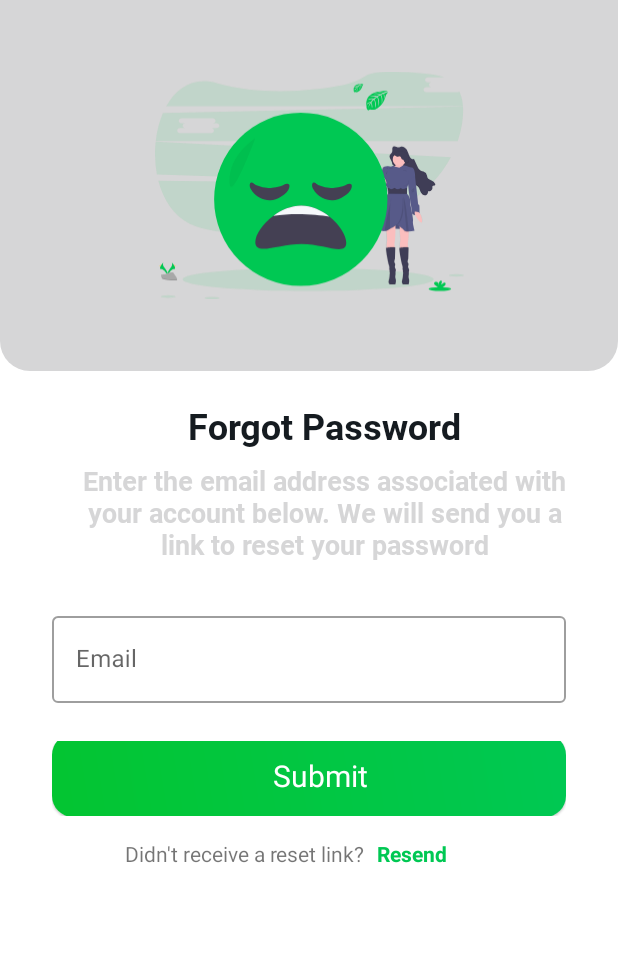
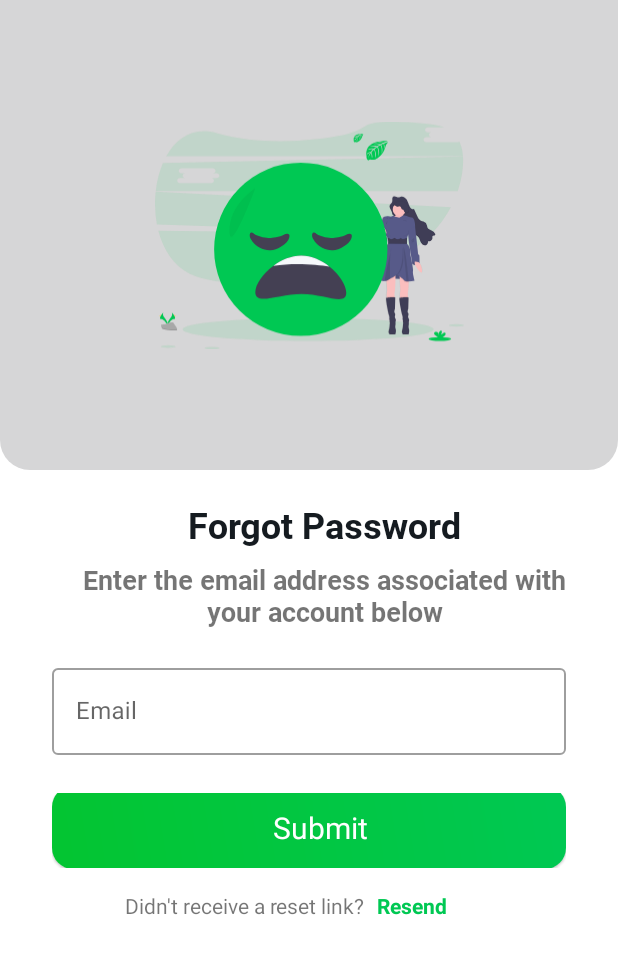
Before and after one commit to jmngige/BuyIt, an Android app: the ForgotPasswordFragment screen opened through its navigation route, on a phone screen of 412 x 824 dp. Shown: the top 954 px of the screen. Run offline under Robolectric (Android 15) with nearby library versions, the phone set to English and light mode, and no system bars; our stand-ins replace Firebase (no records; nobody signed in at launch, a user with empty details on screens opened directly), navigation-ui.

Commit message:
Fixing Ui issues

```diff
--- a/app/src/main/java/com/starsolns/e_shop/ui/fragments/ForgotPasswordFragment.kt
+++ b/app/src/main/java/com/starsolns/e_shop/ui/fragments/ForgotPasswordFragment.kt
@@ -8,7 +8,11 @@ import androidx.fragment.app.Fragment
 import android.view.LayoutInflater
 import android.view.View
 import android.view.ViewGroup
+import android.view.WindowManager
 import android.widget.Toast
+import androidx.core.view.ViewCompat
+import androidx.core.view.WindowInsetsCompat
+import androidx.core.view.WindowInsetsControllerCompat
 import androidx.navigation.fragment.findNavController
 import com.google.firebase.auth.FirebaseAuth
 import com.google.firebase.auth.ktx.auth
@@ -33,6 +37,14 @@ class ForgotPasswordFragment : Fragment() {
     ): View? {
         // Inflate the layout for this fragment
         _binding = FragmentForgotPasswordBinding.inflate(layoutInflater, container, false)
+
+        val windowInsetsController = ViewCompat.getWindowInsetsController(requireActivity().window.decorView)
+        windowInsetsController?.show(WindowInsetsCompat.Type.statusBars())
+
+        requireActivity().window.setFlags(
+            WindowManager.LayoutParams.FLAG_LAYOUT_NO_LIMITS,
+            WindowManager.LayoutParams.FLAG_LAYOUT_NO_LIMITS)
+
 
         auth = Firebase.auth
 
--- a/app/src/main/res/layout/fragment_forgot_password.xml
+++ b/app/src/main/res/layout/fragment_forgot_password.xml
@@ -4,6 +4,7 @@
     xmlns:tools="http://schemas.android.com/tools"
     android:layout_width="match_parent"
     android:layout_height="match_parent"
+    android:fitsSystemWindows="true"
     tools:context=".ui.fragments.ForgotPasswordFragment">
 
     <androidx.constraintlayout.widget.ConstraintLayout
@@ -61,7 +62,7 @@
         android:layout_width="wrap_content"
         android:layout_height="wrap_content"
         android:orientation="horizontal"
-        app:layout_constraintGuide_percent=".30" />
+        app:layout_constraintGuide_percent=".38" />
 
     <TextView
         android:id="@+id/forgot_password_title"
@@ -86,7 +87,6 @@
         android:fontFamily="@font/roboto_bold"
         android:layout_marginTop="8dp"
         android:text="@string/forgot_password_message"
-        android:textColor="@color/grey"
         android:textAlignment="center"
         android:textSize="18sp"
         app:layout_constraintStart_toStartOf="@id/forgotPasswordLeftGuideline"
@@ -99,7 +99,7 @@
         android:layout_width="0dp"
         android:layout_height="wrap_content"
         android:layout_marginStart="10dp"
-        android:layout_marginTop="30dp"
+        android:layout_marginTop="20dp"
         android:layout_marginEnd="10dp"
         app:helperText=""
         app:helperTextTextColor="@android:color/holo_red_light"
--- a/app/src/main/res/layout/fragment_login.xml
+++ b/app/src/main/res/layout/fragment_login.xml
@@ -62,11 +62,12 @@
             android:id="@+id/login_forgot_password"
             android:layout_width="wrap_content"
             android:layout_height="wrap_content"
-            android:layout_marginTop="10dp"
+            android:layout_marginTop="15dp"
             android:layout_marginEnd="18dp"
             android:text="@string/forgot_password"
             android:textColor="@color/forgotPasswordColor"
             android:textStyle="bold"
+            android:textSize="16sp"
             app:layout_constraintEnd_toEndOf="@id/loginRightGuideline"
             app:layout_constraintTop_toBottomOf="@id/txtInput_login_password" />
 
@@ -76,7 +77,7 @@
             android:layout_width="0dp"
             android:layout_height="50dp"
             android:layout_marginStart="10dp"
-            android:layout_marginTop="18dp"
+            android:layout_marginTop="15dp"
             android:layout_marginEnd="10dp"
             android:foreground="?attr/selectableItemBackground"
             app:layout_constraintEnd_toEndOf="@id/loginRightGuideline"
--- a/app/src/main/res/values/strings.xml
+++ b/app/src/main/res/values/strings.xml
@@ -17,7 +17,7 @@
     <string name="create_account_text">Create Account</string>
     <string name="already_have_an_account_text">Already have an account?</string>
     <string name="forgot_password_text">Forgot Password</string>
-    <string name="forgot_password_message">Enter the email address associated with your account below. We will send you a link to reset your password</string>
+    <string name="forgot_password_message">Enter the email address associated with your account below</string>
     <string name="reset_link_text">Didn\'t receive a reset link?</string>
     <string name="resend_link_text">Resend</string>
 </resources>
--- a/app/src/main/res/values/themes.xml
+++ b/app/src/main/res/values/themes.xml
@@ -11,6 +11,7 @@
         <item name="colorOnSecondary">@color/black</item>
         <!-- Status bar color. -->
         <item name="android:statusBarColor" tools:targetApi="l">?attr/colorPrimaryVariant</item>
+        <item name="android:windowTranslucentStatus">true</item>
         <!-- Customize your theme here. -->
     </style>
 
```
